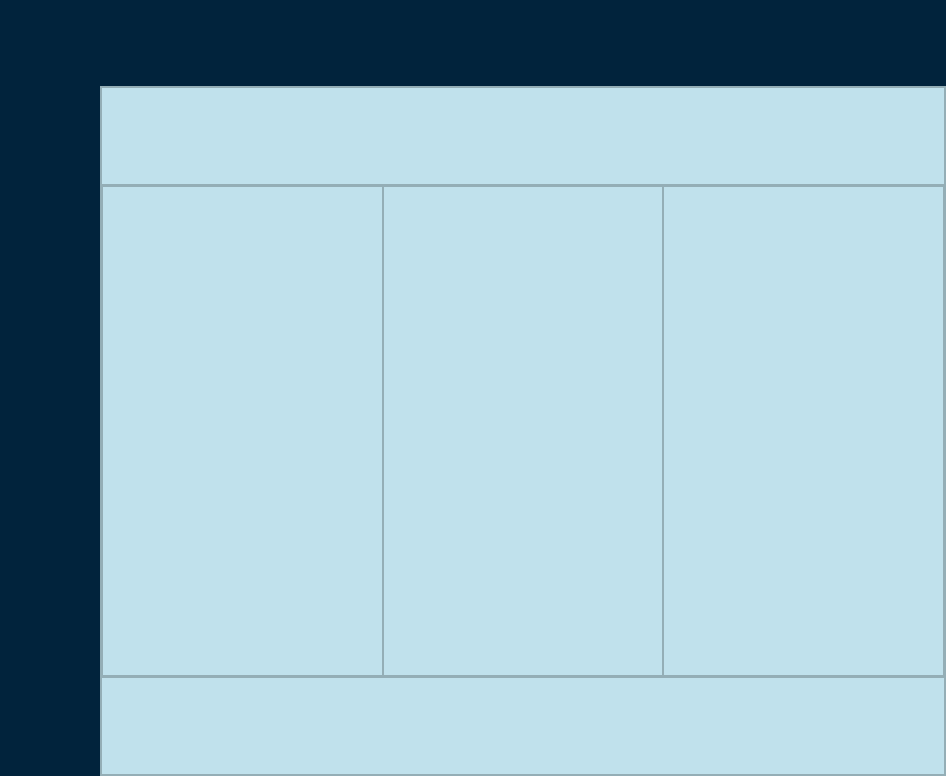
First picture: the form in src/resources/interface/Ventana_Menu.ui, repository Yosoyepa/MyUnApp, before the edit.
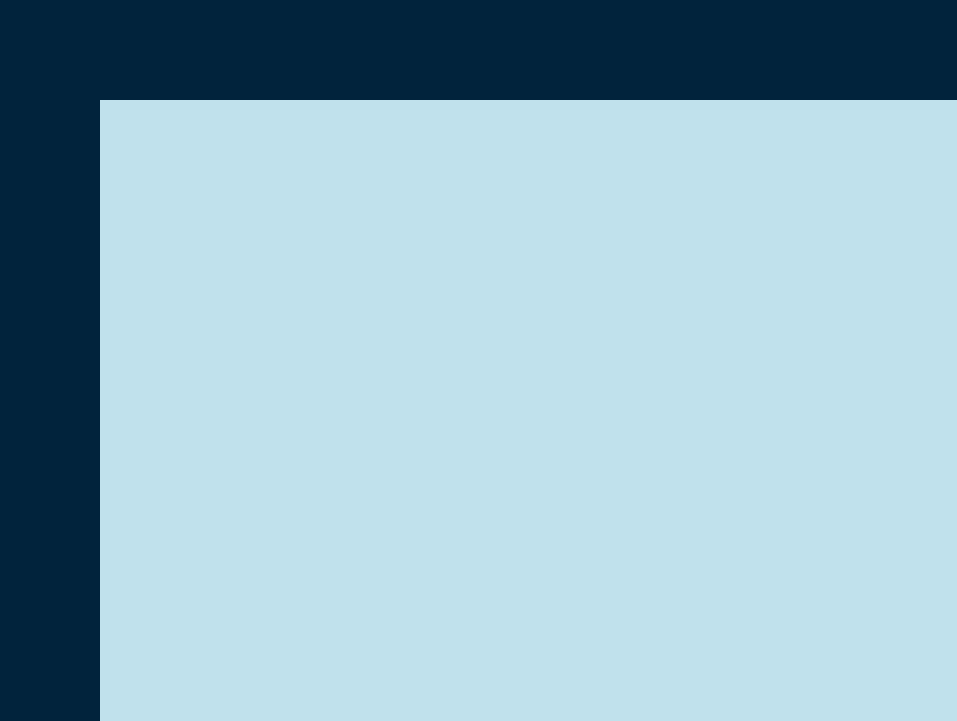
Second picture: the form after the edit. Icons and pictures are not drawn.

Commit message: ventana de menú arreglada

What changed in the file:
```diff
--- a/src/resources/interface/Ventana_Menu.ui
+++ b/src/resources/interface/Ventana_Menu.ui
@@ -6,8 +6,8 @@
    <rect>
     <x>0</x>
     <y>0</y>
-    <width>946</width>
-    <height>776</height>
+    <width>957</width>
+    <height>721</height>
    </rect>
   </property>
   <property name="windowTitle">
@@ -344,7 +344,7 @@
          <property name="lineWidth">
           <number>0</number>
          </property>
-         <layout class="QVBoxLayout" name="verticalLayout_2" stretch="1,8">
+         <layout class="QVBoxLayout" name="verticalLayout_2" stretch="1,0">
           <property name="spacing">
            <number>0</number>
           </property>
@@ -362,6 +362,18 @@
           </property>
           <item>
            <widget class="QFrame" name="frame_3">
+            <property name="sizePolicy">
+             <sizepolicy hsizetype="Preferred" vsizetype="Minimum">
+              <horstretch>0</horstretch>
+              <verstretch>0</verstretch>
+             </sizepolicy>
+            </property>
+            <property name="maximumSize">
+             <size>
+              <width>16777215</width>
+              <height>100</height>
+             </size>
+            </property>
             <property name="styleSheet">
              <string notr="true">background-color: rgb(1, 35, 60);</string>
             </property>
@@ -377,57 +389,24 @@
            </widget>
           </item>
           <item>
-           <widget class="QFrame" name="frame_4">
-            <property name="styleSheet">
-             <string notr="true"/>
+           <widget class="QStackedWidget" name="stackedWidget_4">
+            <property name="sizePolicy">
+             <sizepolicy hsizetype="Preferred" vsizetype="MinimumExpanding">
+              <horstretch>0</horstretch>
+              <verstretch>0</verstretch>
+             </sizepolicy>
             </property>
-            <property name="frameShape">
-             <enum>QFrame::StyledPanel</enum>
+            <property name="minimumSize">
+             <size>
+              <width>0</width>
+              <height>30</height>
+             </size>
             </property>
-            <property name="frameShadow">
-             <enum>QFrame::Raised</enum>
-            </property>
-            <layout class="QVBoxLayout" name="verticalLayout_4" stretch="1,5,1">
-             <property name="spacing">
-              <number>0</number>
-             </property>
-             <property name="leftMargin">
-              <number>0</number>
-             </property>
-             <property name="topMargin">
-              <number>0</number>
-             </property>
-             <property name="rightMargin">
-              <number>0</number>
-             </property>
-             <property name="bottomMargin">
-              <number>0</number>
-             </property>
-             <item>
-              <widget class="QFrame" name="frame_6">
                <property name="styleSheet">
                 <string notr="true"/>
                </property>
-               <property name="frameShape">
-                <enum>QFrame::StyledPanel</enum>
-               </property>
-               <property name="frameShadow">
-                <enum>QFrame::Raised</enum>
-               </property>
-              </widget>
-             </item>
-             <item>
-              <widget class="QFrame" name="frame_7">
-               <property name="styleSheet">
-                <string notr="true"/>
-               </property>
-               <property name="frameShape">
-                <enum>QFrame::StyledPanel</enum>
-               </property>
-               <property name="frameShadow">
-                <enum>QFrame::Raised</enum>
-               </property>
-               <layout class="QHBoxLayout" name="horizontalLayout_2" stretch="1,1,1">
+            <widget class="QWidget" name="stackedWidget_4Page1" native="true">
+             <layout class="QVBoxLayout" name="verticalLayout_4" stretch="">
                 <property name="spacing">
                  <number>0</number>
                 </property>
@@ -443,62 +422,8 @@
                 <property name="bottomMargin">
                  <number>0</number>
                 </property>
-                <item>
-                 <widget class="QFrame" name="frame_9">
-                  <property name="styleSheet">
-                   <string notr="true"/>
-                  </property>
-                  <property name="frameShape">
-                   <enum>QFrame::StyledPanel</enum>
-                  </property>
-                  <property name="frameShadow">
-                   <enum>QFrame::Raised</enum>
-                  </property>
-                 </widget>
-                </item>
-                <item>
-                 <widget class="QFrame" name="frame_11">
-                  <property name="styleSheet">
-                   <string notr="true"/>
-                  </property>
-                  <property name="frameShape">
-                   <enum>QFrame::StyledPanel</enum>
-                  </property>
-                  <property name="frameShadow">
-                   <enum>QFrame::Raised</enum>
-                  </property>
-                 </widget>
-                </item>
-                <item>
-                 <widget class="QFrame" name="frame_13">
-                  <property name="styleSheet">
-                   <string notr="true"/>
-                  </property>
-                  <property name="frameShape">
-                   <enum>QFrame::StyledPanel</enum>
-                  </property>
-                  <property name="frameShadow">
-                   <enum>QFrame::Raised</enum>
-                  </property>
-                 </widget>
-                </item>
-               </layout>
-              </widget>
-             </item>
-             <item>
-              <widget class="QFrame" name="frame_8">
-               <property name="styleSheet">
-                <string notr="true"/>
-               </property>
-               <property name="frameShape">
-                <enum>QFrame::StyledPanel</enum>
-               </property>
-               <property name="frameShadow">
-                <enum>QFrame::Raised</enum>
-               </property>
-              </widget>
-             </item>
-            </layout>
+             </layout>
+            </widget>
            </widget>
           </item>
          </layout>
```
Lines whose indentation alone changed are shown as unchanged. The commit also changes 5 other files.
